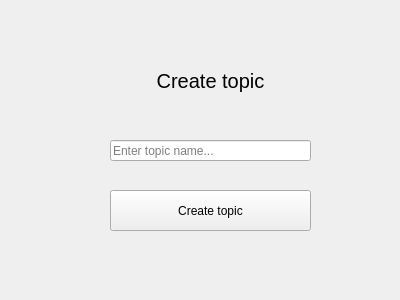
Before: the Qt Designer form forms/CreateTopic.ui in without-eyes/EasyLearner, drawn with Qt 5.
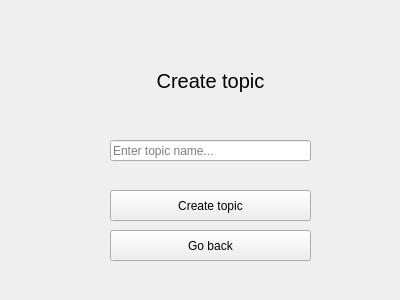
After: the same form once the commit is applied.

Commit message: Added "Go back" buttons to AddDefinition, AddQuestion and CreateTopic scenes

The edit to the form file:
```diff
--- a/forms/CreateTopic.ui
+++ b/forms/CreateTopic.ui
@@ -19,7 +19,7 @@
                     <x>110</x>
                     <y>190</y>
                     <width>201</width>
-                    <height>41</height>
+     <height>31</height>
                 </rect>
             </property>
             <property name="text">
@@ -72,6 +72,19 @@
                 <set>Qt::AlignCenter</set>
             </property>
         </widget>
+  <widget class="QPushButton" name="goBackButton">
+   <property name="geometry">
+    <rect>
+     <x>110</x>
+     <y>230</y>
+     <width>201</width>
+     <height>31</height>
+    </rect>
+   </property>
+   <property name="text">
+    <string>Go back</string>
+   </property>
+  </widget>
     </widget>
     <resources/>
     <connections/>
```
Lines whose indentation alone changed are shown as unchanged. The commit also changes 12 other files.
